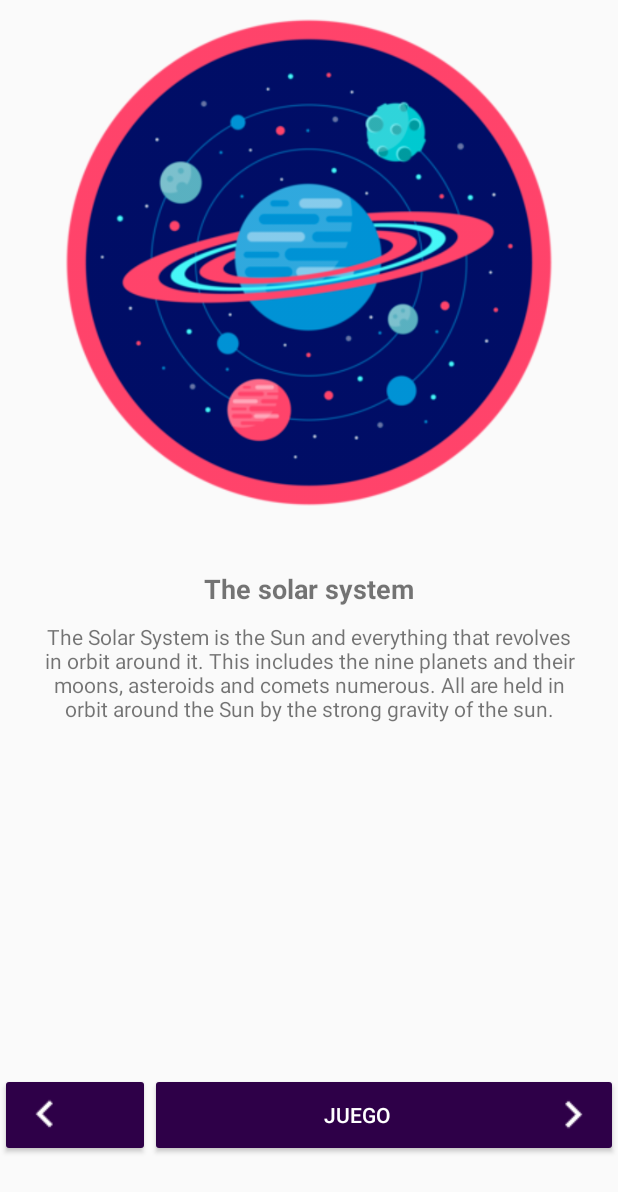
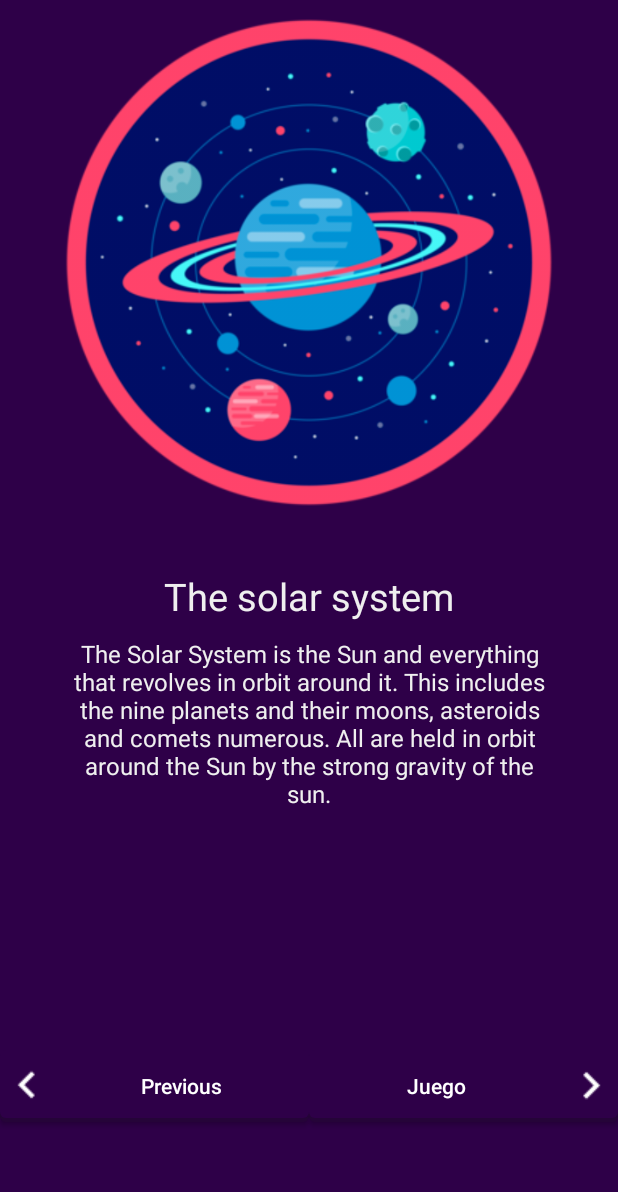
Before and after one commit to LyckanSv/AprendamosAstronomia, an Android app: the MainActivity screen opened directly, with no data from a screen before it, after a tap on "THE SOLAR SYSTEM", on a phone screen of 412 x 824 dp. Shown: the top 1192 px of the screen. Run offline under Robolectric (Android 15) with nearby library versions, the phone set to English and light mode, and no system bars.

Commit message:
-Ya funciona las fases de la luna, ademas le hice un layout que podriamos usar para todos los juegos, me decis que tal

```diff
--- a/app/src/main/AndroidManifest.xml
+++ b/app/src/main/AndroidManifest.xml
@@ -20,6 +20,7 @@
         <activity android:name=".GamePlaneta" />
         <activity android:name=".View_satelites" />
         <activity android:name=".View_planetas" />
+        <activity android:name=".GameFasesLuna"></activity>
     </application>
 
 </manifest>
--- a/app/src/main/java/com/callejas/cesar/aprendamosastronomia/MainActivity.java
+++ b/app/src/main/java/com/callejas/cesar/aprendamosastronomia/MainActivity.java
@@ -95,6 +95,10 @@ public class MainActivity extends AppCompatActivity {
         startActivity(intent);
     }
 
+    public void gameLuna(View view){
+        Intent intent = new Intent(this,GameFasesLuna.class);
+        startActivity(intent);
+    }
 
 
 
--- a/app/src/main/res/layout-land/activity_view_gral.xml
+++ b/app/src/main/res/layout-land/activity_view_gral.xml
@@ -5,7 +5,8 @@
     android:layout_width="match_parent"
     android:layout_height="match_parent"
     tools:context="com.callejas.cesar.aprendamosastronomia.ViewGral"
-    android:orientation="horizontal">
+    android:orientation="horizontal"
+    android:background="@color/primary">
 
     <ImageView
         android:layout_width="0dp"
@@ -37,9 +38,7 @@
                     android:layout_width="match_parent"
                     android:layout_height="wrap_content"
                     android:id="@+id/itemName"
-                    android:textSize="18dp"
-                    android:textStyle="bold"
-                    android:textAlignment="center"
+                    style="@style/Titulo"
                     android:layout_marginTop="10dp"
                     android:layout_marginBottom="10dp"/>
 
@@ -47,7 +46,7 @@
                     android:layout_width="match_parent"
                     android:layout_height="wrap_content"
                     android:id="@+id/itemContent"
-                    android:textAlignment="center"
+                    style="@style/texto"
                     android:paddingBottom="30dp"/>
 
 
@@ -57,17 +56,19 @@
             android:layout_width="match_parent"
             android:layout_height="0dp"
             android:layout_weight="1"
-            android:orientation="vertical">
+            android:orientation="horizontal">
             <Button
-                style="@style/backButton"
-                android:layout_marginTop="15dp"
-                android:layout_marginRight="10dp"
-                android:layout_marginLeft="10dp"
-                android:layout_marginBottom="5dp"
+                style="@style/backButton2"
                 android:onClick="regresar"
                 android:text=" "
                 android:drawableStart="@drawable/ic_arrow_left"
                 />
+            <Button
+                style="@style/backButton2"
+                android:onClick="juego"
+                android:text="Juego"
+                android:drawableEnd="@drawable/ic_arrow_right"
+                />
         </LinearLayout>
     </LinearLayout>
 </LinearLayout>
--- a/app/src/main/res/layout/activity_game_planeta.xml
+++ b/app/src/main/res/layout/activity_game_planeta.xml
@@ -4,8 +4,8 @@
     android:id="@+id/activity_game_planeta"
     android:layout_width="match_parent"
     android:layout_height="match_parent"
-
-    tools:context="com.callejas.cesar.aprendamosastronomia.GamePlaneta">
+    tools:context="com.callejas.cesar.aprendamosastronomia.GamePlaneta"
+    android:background="@color/primary_light">
 
     <LinearLayout
         android:layout_width="match_parent"
--- a/app/src/main/res/layout/activity_main.xml
+++ b/app/src/main/res/layout/activity_main.xml
@@ -93,6 +93,11 @@
                     android:onClick="galaxias"
                     android:text="@string/GalaxiaMenu"/>
 
+                <Button
+                    style="@style/BtnMenu"
+                    android:onClick="gameLuna"
+                    android:text="lunaTMP"/>
+
             </LinearLayout>
         </RelativeLayout>
     </ScrollView>
--- a/app/src/main/res/layout/activity_view_gral.xml
+++ b/app/src/main/res/layout/activity_view_gral.xml
@@ -7,6 +7,7 @@
     tools:context="com.callejas.cesar.aprendamosastronomia.ViewGral"
     android:orientation="vertical"
     android:weightSum="10"
+    android:background="@color/primary"
     >
 
     <LinearLayout
@@ -40,9 +41,7 @@
                     android:layout_width="match_parent"
                     android:layout_height="wrap_content"
                     android:id="@+id/itemName"
-                    android:textSize="18dp"
-                    android:textStyle="bold"
-                    android:textAlignment="center"
+                    style="@style/Titulo"
                     android:layout_marginTop="10dp"
                     android:layout_marginBottom="10dp"/>
 
@@ -50,7 +49,7 @@
                     android:layout_width="match_parent"
                     android:layout_height="wrap_content"
                     android:id="@+id/itemContent"
-                    android:textAlignment="center"
+                    style="@style/texto"
                     android:paddingBottom="30dp"/>
 
             </LinearLayout>
@@ -64,27 +63,16 @@
         >
 
         <Button
-            android:layout_width="100dp"
-            android:layout_height="wrap_content"
-            android:backgroundTint="@color/deepPurple"
-            android:layout_marginTop="15dp"
-            android:layout_marginRight="0dp"
-            android:layout_marginLeft="0dp"
+            style="@style/backButton2"
             android:onClick="regresar"
-            android:text=" "
+            android:text="@string/VolverBtn"
             android:drawableStart="@drawable/ic_arrow_left"
             />
 
         <Button
-            android:layout_width="match_parent"
-            android:layout_height="wrap_content"
-            android:backgroundTint="@color/deepPurple"
-            android:layout_marginTop="15dp"
-            android:layout_marginRight="0dp"
-            android:layout_marginLeft="0dp"
+            style="@style/backButton2"
             android:onClick="juego"
             android:text="Juego"
-            android:textColor="#ffffff"
             android:drawableEnd="@drawable/ic_arrow_right"
             />
 
--- a/app/src/main/res/values/colors.xml
+++ b/app/src/main/res/values/colors.xml
@@ -2,7 +2,7 @@
 <resources>
     <color name="primary">#2E0048</color>
     <color name="primary_dark">#250438</color>
-    <color name="primary_light">#C8E6C9</color>
+    <color name="primary_light">#b388ff</color>
     <color name="accent">#FF4081</color>
     <color name="primary_text">#212121</color>
     <color name="secondary_text">#757575</color>
--- a/app/src/main/res/values/strings.xml
+++ b/app/src/main/res/values/strings.xml
@@ -221,4 +221,10 @@
     <string name="respuesta9">9</string>
     <string name="respuesta10">10</string>
 
+    <string name="tituloLun">Selecciona la fase de la luna que corresponde a la imagen</string>
+    <string name="resLuna1">Luna nueva</string>
+    <string name="resLuna2">Cuarto Creciente</string>
+    <string name="resLuna3">Luna Llena</string>
+    <string name="resLuna4">Cuarto Menguante</string>
+
 </resources>
--- a/app/src/main/res/values/styles.xml
+++ b/app/src/main/res/values/styles.xml
@@ -39,10 +39,10 @@
 
     <!--Estilo para los textos -->
     <style name="Titulo">
-        <item name="android:textSize">35sp</item>
+        <item name="android:textSize">25sp</item>
         <item name="android:textColor">#EFEFEF</item>
         <item name="android:gravity">center</item>
-        <item name="android:background">@color/primary</item>
+        <!--<item name="android:background">@color/primary</item>-->
         <item name="android:layout_height">60dp</item>
     </style>
 
@@ -55,7 +55,7 @@
     </style>
 
     <style name="texto">
-        <item name="android:textSize">20sp</item>
+        <item name="android:textSize">16sp</item>
         <item name="android:textColor">#EFEFEF</item>
         <item name="android:paddingLeft">15dp</item>
         <item name="android:paddingRight">15dp</item>
```
Also changed, not shown: app/src/main/java/com/callejas/cesar/aprendamosastronomia/GameFasesLuna.java (added, +242 -0 lines), app/src/main/res/layout/activity_game_fases_luna.xml (added, +90 -0 lines), app/src/main/res/layout/activity_view_planetas.xml (+8 -8 lines), app/src/main/res/layout/activity_view_satelites.xml (+6 -6 lines), app/src/main/res/drawable/lunafase1nueva.png (added), app/src/main/res/drawable/lunafase2cuartocre.png (added), app/src/main/res/drawable/lunafase3cuartomeng.png (added), app/src/main/res/drawable/lunafase4llena.png (added), 1 other file.
